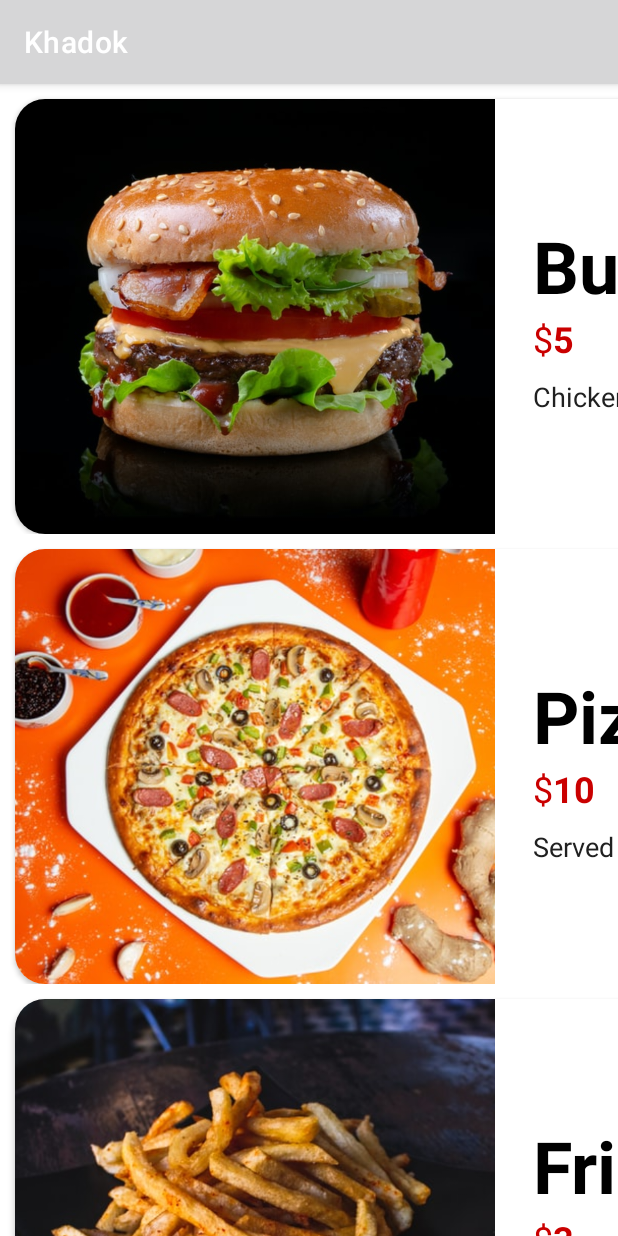
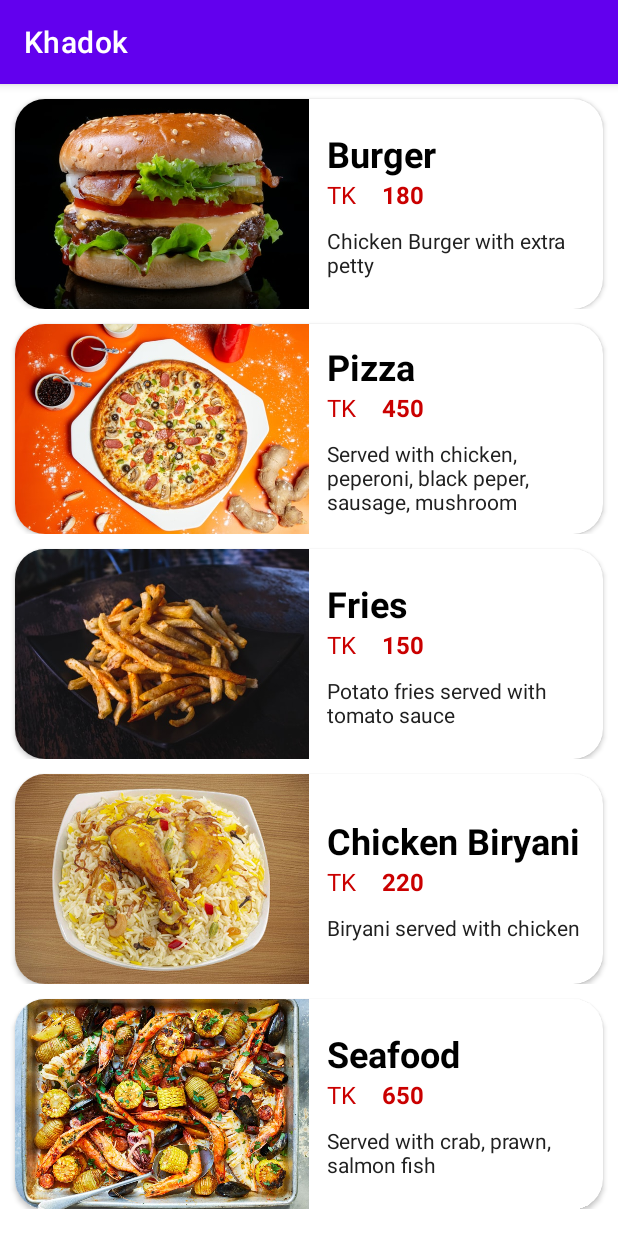
Before and after one commit to R0kib/Khadok, an Android app: the screen it shows after launch (MainActivity), on a phone screen of 412 x 824 dp. Run offline under Robolectric (Android 15) with nearby library versions, the phone set to English and light mode, and no system bars.

Commit message:
bug fixes

```diff
--- a/app/src/main/java/com/khadok/MainActivity.java
+++ b/app/src/main/java/com/khadok/MainActivity.java
@@ -27,11 +27,11 @@ public class MainActivity extends AppCompatActivity {
 
         ArrayList<MainModel> list = new ArrayList<>();
 
-        list.add(new MainModel(R.drawable.burger, "Burger", "5", "Chicken Burger with extra petty"));
-        list.add(new MainModel(R.drawable.pizza, "Pizza", "10", "Served with chicken, peperoni, black peper, sausage, mushroom"));
-        list.add(new MainModel(R.drawable.fries, "Fries", "3", "Potato fries served with tomato sauce"));
-        list.add(new MainModel(R.drawable.chicken_biryani, "Chicken Biryani", "8", "Biryani served with chicken"));
-        list.add(new MainModel(R.drawable.seafood, "Seafood", "15", "Served with crab, prawn, salmon fish"));
+        list.add(new MainModel(R.drawable.burger, "Burger", "180", "Chicken Burger with extra petty"));
+        list.add(new MainModel(R.drawable.pizza, "Pizza", "450", "Served with chicken, peperoni, black peper, sausage, mushroom"));
+        list.add(new MainModel(R.drawable.fries, "Fries", "150", "Potato fries served with tomato sauce"));
+        list.add(new MainModel(R.drawable.chicken_biryani, "Chicken Biryani", "220", "Biryani served with chicken"));
+        list.add(new MainModel(R.drawable.seafood, "Seafood", "650", "Served with crab, prawn, salmon fish"));
 
         MainAdapter adapter = new MainAdapter(list, this);
         binding.recyclerview.setAdapter(adapter);
--- a/app/src/main/res/layout/sample_mainfood.xml
+++ b/app/src/main/res/layout/sample_mainfood.xml
@@ -1,8 +1,8 @@
 <?xml version="1.0" encoding="utf-8"?>
 <LinearLayout xmlns:android="http://schemas.android.com/apk/res/android"
     xmlns:app="http://schemas.android.com/apk/res-auto"
-    android:layout_width="950dp"
-    android:layout_height="300dp"
+    android:layout_width="match_parent"
+    android:layout_height="150dp"
     android:orientation="horizontal">
 
     <androidx.cardview.widget.CardView
@@ -26,6 +26,7 @@
                 android:layout_width="wrap_content"
                 android:layout_height="match_parent"
                 android:layout_weight="1"
+                android:contentDescription="@string/food_image"
                 android:scaleType="centerCrop"
                 app:srcCompat="@drawable/burger" />
 
@@ -40,11 +41,11 @@
                     android:id="@+id/name"
                     android:layout_width="wrap_content"
                     android:layout_height="wrap_content"
-                    android:layout_marginStart="25sp"
-                    android:layout_marginLeft="25sp"
+                    android:layout_marginStart="12sp"
+                    android:layout_marginLeft="12sp"
                     android:text="Name"
                     android:textColor="@color/black"
-                    android:textSize="48sp"
+                    android:textSize="24sp"
                     android:textStyle="bold" />
 
                 <LinearLayout
@@ -56,20 +57,24 @@
                         android:id="@+id/textView2"
                         android:layout_width="wrap_content"
                         android:layout_height="wrap_content"
-                        android:layout_marginStart="25dp"
-                        android:layout_marginLeft="25dp"
+                        android:layout_marginStart="12sp"
+                        android:layout_marginLeft="12sp"
+                        android:layout_marginEnd="5dp"
+                        android:layout_marginRight="5dp"
                         android:layout_weight="1"
-                        android:text="$"
+                        android:text="TK"
                         android:textColor="@color/red"
-                        android:textSize="24sp" />
+                        android:textSize="16sp" />
 
                     <TextView
                         android:id="@+id/orderPrice"
                         android:layout_width="wrap_content"
                         android:layout_height="wrap_content"
+                        android:layout_marginStart="12sp"
+                        android:layout_marginLeft="12sp"
                         android:text="Price"
                         android:textColor="@color/red"
-                        android:textSize="24sp"
+                        android:textSize="16sp"
                         android:textStyle="bold" />
                 </LinearLayout>
 
@@ -77,12 +82,12 @@
                     android:id="@+id/description"
                     android:layout_width="match_parent"
                     android:layout_height="wrap_content"
-                    android:layout_marginStart="25dp"
-                    android:layout_marginLeft="25dp"
+                    android:layout_marginStart="12sp"
+                    android:layout_marginLeft="12sp"
                     android:layout_marginTop="10dp"
                     android:text="Description"
                     android:textColor="#202020"
-                    android:textSize="18sp" />
+                    android:textSize="14sp" />
 
             </LinearLayout>
         </LinearLayout>
--- a/app/src/main/res/values/colors.xml
+++ b/app/src/main/res/values/colors.xml
@@ -1,15 +1,21 @@
 <?xml version="1.0" encoding="utf-8"?>
 <resources>
+
+    <color name="purple_200">#FFBB86FC</color>
+    <color name="purple_500">#FF6200EE</color>
+    <color name="purple_700">#FF3700B3</color>
+    <color name="teal_200">#FF03DAC5</color>
+    <color name="teal_700">#FF018786</color>
+    <color name="black">#FF000000</color>
+    <color name="white">#FFFFFFFF</color>
+
+
     <color name="colorPrimary">#f4d300</color>
     <color name="colorPrimaryDark">#D8BB03</color>
     <color name="colorAccent">#03DAC5</color>
 
     <color name="red">#CA0000</color>
-    <color name="black">#000000</color>
     <color name="yellow">#f4d300</color>
-
-    <color name="white">#FFFFFFFF</color>
-
 
 
     <color name="lightYellow">#BFAE16</color>
--- a/app/src/main/res/values/strings.xml
+++ b/app/src/main/res/values/strings.xml
@@ -1,3 +1,4 @@
 <resources>
     <string name="app_name">Khadok</string>
+    <string name="food_image">food_image</string>
 </resources>
```
